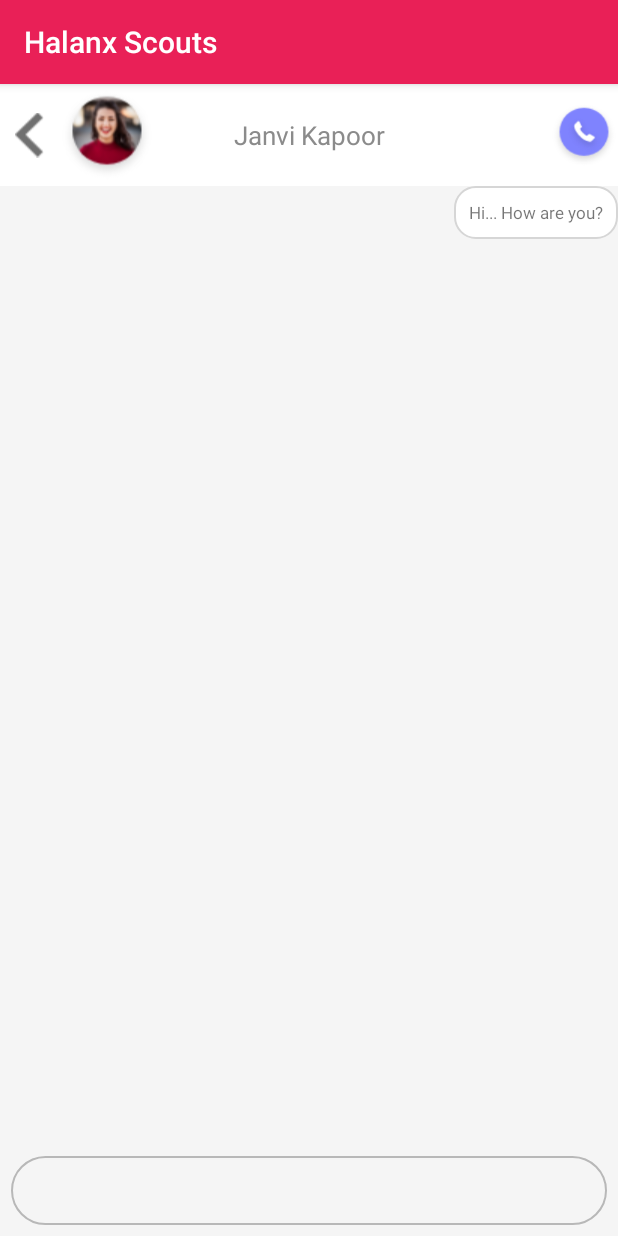
After one commit to Halanx/Halanx-Scout-Android, an Android app: the ChatWindow screen opened directly, with no data from a screen before it, on a phone screen of 412 x 824 dp. The commit adds this screen. Run offline under Robolectric (Android 15) with nearby library versions, the light colour scheme and no system bars.

Commit message:
halanx-scout-initial-push

```diff
--- a/app/src/main/AndroidManifest.xml
+++ b/app/src/main/AndroidManifest.xml
@@ -11,7 +11,8 @@
         android:roundIcon="@mipmap/ic_launcher_round"
         android:supportsRtl="true"
         android:theme="@style/AppTheme">
-        <activity android:name=".MoveIn"></activity>
+        <activity android:name=".ChatWindow"></activity>
+        <activity android:name=".MoveIn" />
         <activity android:name=".ConfirmOtpPasswordActivity" />
         <activity
             android:name=".HomeActivity"
--- a/app/src/main/java/com/technicalrj/halanxscouts/Adapters/taskAdapter.java
+++ b/app/src/main/java/com/technicalrj/halanxscouts/Adapters/ChatAdapter.java
@@ -2,17 +2,10 @@
 
 
 import android.content.Context;
-import android.graphics.Color;
-import android.os.Build;
-import android.support.annotation.RequiresApi;
-import android.support.v7.widget.LinearLayoutManager;
 import android.support.v7.widget.RecyclerView;
-import android.util.Log;
 import android.view.LayoutInflater;
 import android.view.View;
 import android.view.ViewGroup;
-import android.view.animation.AlphaAnimation;
-import android.widget.ImageView;
 import android.widget.TextView;
 
 import com.technicalrj.halanxscouts.R;
@@ -22,18 +15,18 @@
  */
 
 
-public class taskAdapter extends RecyclerView.Adapter<taskAdapter.HomesViewHolder> {
+public class ChatAdapter extends RecyclerView.Adapter<ChatAdapter.HomesViewHolder> {
 
     Context c;
 
 
-    public taskAdapter(Context context) {
+    public ChatAdapter(Context context) {
 
     }
 
     @Override
     public HomesViewHolder onCreateViewHolder(ViewGroup parent, int viewType) {
-        View view = LayoutInflater.from(parent.getContext()).inflate(R.layout.adapter_tasks_rv, parent, false);
+        View view = LayoutInflater.from(parent.getContext()).inflate(R.layout.adapter_chat, parent, false);
         HomesViewHolder holder = new HomesViewHolder(view);
         return holder;
     }
@@ -41,7 +34,13 @@
     @Override
     public void onBindViewHolder(final HomesViewHolder holder, final int position) {
 
+        if (position%2==0){
+            holder.mssg_send_box.setText("Hi... How are you?");
+        }
+        else{
+            holder.mssg_send_box.setText("Hi... i m fine");
 
+        }
 
     }
 
@@ -53,11 +52,12 @@
 
     public class HomesViewHolder extends RecyclerView.ViewHolder {
 
-        RecyclerView rv_bed_detail;
-        TextView tv_bed;
+        TextView mssg_rcv_box,mssg_send_box;
 
         public HomesViewHolder(View itemView) {
             super(itemView);
+            mssg_rcv_box = itemView.findViewById(R.id.mssg_rcv_box);
+            mssg_send_box = itemView.findViewById(R.id.mssg_send_box);
         }
     }
 
--- /dev/null
+++ b/app/src/main/java/com/technicalrj/halanxscouts/ChatWindow.java
@@ -0,0 +1,24 @@
+package com.technicalrj.halanxscouts;
+
+import android.support.v7.app.AppCompatActivity;
+import android.os.Bundle;
+import android.support.v7.widget.LinearLayoutManager;
+import android.support.v7.widget.RecyclerView;
+import android.widget.LinearLayout;
+
+import com.technicalrj.halanxscouts.Adapters.ChatAdapter;
+
+public class ChatWindow extends AppCompatActivity {
+
+    @Override
+    protected void onCreate(Bundle savedInstanceState) {
+        super.onCreate(savedInstanceState);
+        setContentView(R.layout.activity_chat_window);
+
+        RecyclerView rv_chat = findViewById(R.id.rv_chat);
+        ChatAdapter adapter = new ChatAdapter(getApplicationContext());
+        LinearLayoutManager lm = new LinearLayoutManager(getApplicationContext());
+        rv_chat.setAdapter(adapter);
+        rv_chat.setLayoutManager(lm);
+    }
+}
--- a/app/src/main/java/com/technicalrj/halanxscouts/HomeFragment.java
+++ b/app/src/main/java/com/technicalrj/halanxscouts/HomeFragment.java
@@ -10,7 +10,7 @@
 import android.view.View;
 import android.view.ViewGroup;
 
-import com.technicalrj.halanxscouts.Adapters.taskAdapter;
+import com.technicalrj.halanxscouts.Adapters.TaskAdapter;
 
 
 /**
@@ -38,7 +38,7 @@
 
         RecyclerView task_recycler = v.findViewById(R.id.task_recycler);
         LinearLayoutManager lm = new LinearLayoutManager(getActivity());
-        taskAdapter adapter = new taskAdapter(getActivity());
+        TaskAdapter adapter = new TaskAdapter(getActivity());
 
 
         task_recycler.setLayoutManager(lm);
--- /dev/null
+++ b/app/src/main/res/drawable-v24/chat_send_border.xml
@@ -0,0 +1,12 @@
+<?xml version="1.0" encoding="utf-8"?>
+<shape xmlns:android="http://schemas.android.com/apk/res/android"
+    android:shape="rectangle"
+    >
+    <solid android:color="#00000000"/>
+    <stroke android:color="#B8B8B8" android:width="1dp"/>
+    <corners
+        android:bottomRightRadius="23dp"
+        android:bottomLeftRadius="23dp"
+        android:topLeftRadius="23dp"
+        android:topRightRadius="23dp"/>
+</shape>
--- /dev/null
+++ b/app/src/main/res/drawable-v24/mssg_rcv_border.xml
@@ -0,0 +1,12 @@
+<?xml version="1.0" encoding="utf-8"?>
+<shape xmlns:android="http://schemas.android.com/apk/res/android"
+    android:shape="rectangle"
+    >
+    <solid android:color="#ffffff"/>
+    <stroke android:color="#D6D6D6" android:width="1dp"/>
+    <corners
+        android:bottomRightRadius="14dp"
+        android:bottomLeftRadius="14dp"
+        android:topLeftRadius="14dp"
+        android:topRightRadius="14dp"/>
+</shape>
--- /dev/null
+++ b/app/src/main/res/layout/activity_chat_window.xml
@@ -0,0 +1,86 @@
+<?xml version="1.0" encoding="utf-8"?>
+<RelativeLayout xmlns:android="http://schemas.android.com/apk/res/android"
+    xmlns:app="http://schemas.android.com/apk/res-auto"
+    xmlns:tools="http://schemas.android.com/tools"
+    android:layout_width="match_parent"
+    android:layout_height="match_parent"
+    android:background="#F5F5F5"
+    tools:context=".ChatWindow">
+
+
+    <RelativeLayout
+        android:id="@+id/rl_top_bar"
+        android:layout_width="match_parent"
+        android:layout_height="68dp"
+        android:background="#FFFFFF"
+        >
+        <ImageView
+            android:id="@+id/back_button"
+            android:layout_width="wrap_content"
+            android:layout_height="match_parent"
+            android:src="@drawable/backbutton"
+            android:layout_marginStart="10dp"
+            />
+        <ImageView
+            android:id="@+id/profile_image"
+            android:layout_width="wrap_content"
+            android:layout_height="match_parent"
+            android:src="@drawable/photo_icon"
+            android:layout_marginStart="10dp"
+            android:layout_toRightOf="@id/back_button"
+            />
+        <TextView
+            android:id="@+id/name"
+            android:layout_width="match_parent"
+            android:layout_height="match_parent"
+            android:text="Janvi Kapoor"
+            android:textSize="17dp"
+            android:gravity="center"
+            android:textColor="#8B8B8B"
+            />
+        <ImageView
+            android:id="@+id/call_icon"
+            android:layout_width="45dp"
+            android:layout_height="45dp"
+            android:src="@drawable/call_icon_group"
+            android:layout_alignParentEnd="true"
+            android:layout_centerVertical="true"
+            />
+
+
+    </RelativeLayout>
+
+    <android.support.v7.widget.RecyclerView
+        android:id="@+id/rv_chat"
+        android:layout_width="match_parent"
+        android:layout_height="match_parent"
+        android:layout_below="@id/rl_top_bar">
+
+    </android.support.v7.widget.RecyclerView>
+
+
+    <RelativeLayout
+        android:layout_width="match_parent"
+        android:layout_height="46dp"
+        android:layout_alignParentBottom="true"
+        android:background="@drawable/chat_send_border"
+        android:layout_margin="7dp">
+
+        <EditText
+            android:layout_width="250dp"
+            android:layout_height="40dp"
+            android:background="@android:color/transparent"/>
+
+        <ImageView
+            android:layout_width="77dp"
+            android:layout_height="40dp"
+            android:src="@drawable/chat_send_button_group"
+            android:layout_alignParentEnd="true"
+            android:layout_centerVertical="true"
+            android:layout_marginEnd="5dp"
+            />
+
+    </RelativeLayout>
+
+
+</RelativeLayout>
--- /dev/null
+++ b/app/src/main/res/layout/adapter_chat.xml
@@ -0,0 +1,29 @@
+<?xml version="1.0" encoding="utf-8"?>
+<RelativeLayout
+    xmlns:android="http://schemas.android.com/apk/res/android" android:layout_width="match_parent"
+    android:layout_height="match_parent">
+
+    <TextView
+        android:id="@+id/mssg_rcv_box"
+        android:layout_width="wrap_content"
+        android:layout_height="wrap_content"
+        android:background="@drawable/mssg_rcv_border"
+        android:text="sdasdasdadadad"
+        android:textSize="11dp"
+        android:padding="10dp"
+        android:visibility="gone"
+        />
+    <TextView
+        android:id="@+id/mssg_send_box"
+        android:layout_width="wrap_content"
+        android:layout_height="wrap_content"
+        android:background="@drawable/mssg_rcv_border"
+        android:text="sdasdasdadadad"
+        android:textSize="11dp"
+        android:padding="10dp"
+        android:layout_alignParentEnd="true"
+        />
+
+
+
+</RelativeLayout>
```
Also changed, not shown: app/src/main/java/com/technicalrj/halanxscouts/Adapters/TaskAdapter.java (added, +57 -0 lines), app/src/main/res/drawable-v24/mssg_send_border.xml (added, +12 -0 lines), app/src/main/res/layout/activity_move_in.xml (+18 -43 lines), app/src/main/res/layout/adapter_tasks_rv.xml (+3 -30 lines), app/src/main/res/drawable/call_icon_group.png (added), app/src/main/res/drawable/chat_icon_group.png (added), app/src/main/res/drawable/chat_send_button_group.png (added), app/src/main/res/drawable/chat_send_button_group.svg (added), app/src/main/res/drawable/home_icon_group.png (added), app/src/main/res/drawable/message_send_button.svg (added).
